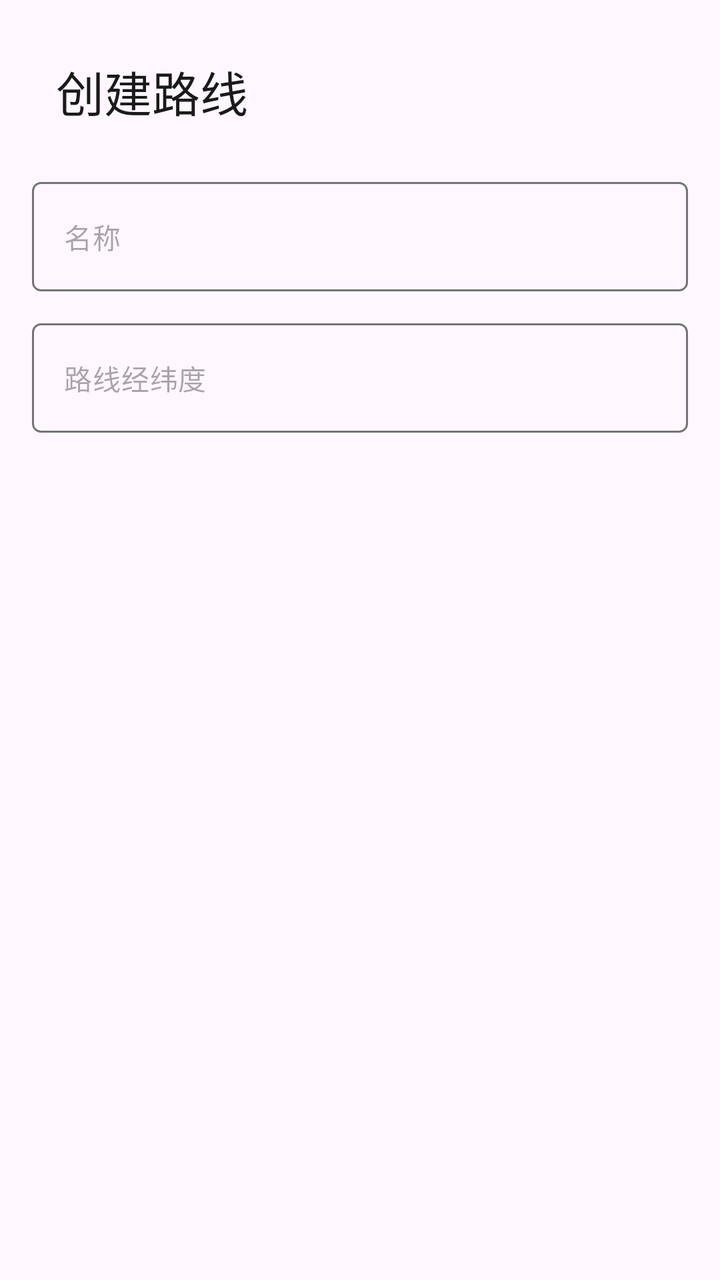
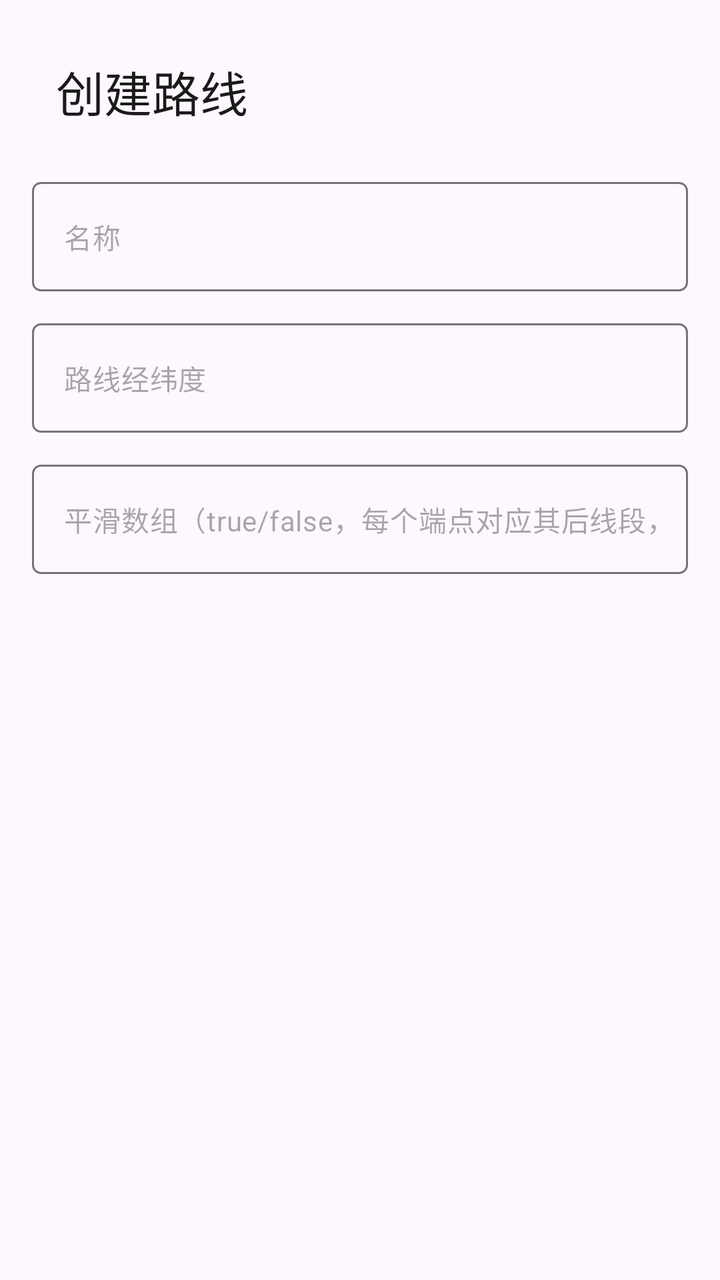

The first picture is an Android layout as it rendered before a commit; the second is the same layout after the commit. The layout source and the unified diff follow.
<!-- AndroidManifest.xml: application theme AppTheme -->
<!-- res/layout/dialog_add_route.xml -->
<?xml version="1.0" encoding="utf-8"?>
<LinearLayout
    xmlns:android="http://schemas.android.com/apk/res/android"
    xmlns:app="http://schemas.android.com/apk/res-auto"
    android:layout_width="match_parent"
    android:layout_height="wrap_content"
    android:orientation="vertical"
    android:padding="16dp">

        <TextView
            android:layout_width="match_parent"
            android:layout_height="wrap_content"
            android:text="@string/add_route"
            android:textAppearance="?attr/textAppearanceHeadlineSmall"
            android:textColor="?attr/colorOnSurface"
            android:padding="12dp"/>

        <com.google.android.material.textfield.TextInputLayout
            android:layout_width="match_parent"
            android:layout_height="wrap_content"
            android:layout_marginTop="16dp"
            app:boxBackgroundMode="none"
            app:hintEnabled="false"
            >

            <com.google.android.material.textfield.TextInputEditText
                android:id="@+id/etRouteName"
                android:layout_width="match_parent"
                android:layout_height="wrap_content"
                android:imeOptions="actionNext"
                android:inputType="text"
                android:singleLine="true"
                android:textColor="?attr/colorOnSurface"
                android:textAppearance="@style/TextAppearance.Material3.BodyMedium"
                android:hint="@string/name"
                android:background="@drawable/edit_text_box">

                
            </com.google.android.material.textfield.TextInputEditText>
        </com.google.android.material.textfield.TextInputLayout>

        <com.google.android.material.textfield.TextInputLayout
            android:layout_width="match_parent"
            android:layout_height="wrap_content"
            android:layout_marginTop="16dp"
            app:boxBackgroundMode="none"
            app:hintEnabled="false"
            >

            <com.google.android.material.textfield.TextInputEditText
                android:id="@+id/etRouteSet"
                android:layout_width="match_parent"
                android:layout_height="wrap_content"
                android:imeOptions="actionNext"
                android:inputType="text"
                android:singleLine="true"
                android:textColor="?attr/colorOnSurface"
                android:textAppearance="@style/TextAppearance.Material3.BodyMedium"
                android:hint="@string/route_set"
                android:background="@drawable/edit_text_box">
            </com.google.android.material.textfield.TextInputEditText>
        </com.google.android.material.textfield.TextInputLayout>

</LinearLayout>
<!-- resources referenced by this layout -->
<resources>
  <!-- drawable edit_text_box (drawable) -->
  <?xml version="1.0" encoding="utf-8"?>
  <selector xmlns:android="http://schemas.android.com/apk/res/android">
      <item android:state_focused="true">
          <shape android:shape="rectangle">
              <solid android:color="@android:color/transparent" />
              <stroke android:width="2dp" android:color="?attr/colorPrimary" />
              <corners android:radius="4dp" />
          </shape>
      </item>
      <item>
          <shape android:shape="rectangle">
              <solid android:color="@android:color/transparent" />
              <stroke android:width="1dp" android:color="?attr/colorOutline" />
              <corners android:radius="4dp" />
          </shape>
      </item>
  </selector>
  <string name="add_route">创建路线</string>
  <string name="name">名称</string>
  <string name="route_set">路线经纬度</string>
  <style name="AppTheme" parent="Theme.Material3.Light.NoActionBar">
          
          <item name="colorPrimary">#5F5F5F</item>
          <item name="colorOnPrimary">#FFFFFF</item>
          <item name="colorPrimaryContainer">#E0E0E0</item>
          <item name="colorOnPrimaryContainer">#1E1E1E</item>
          <item name="colorSecondary">#494949</item>
          <item name="colorOnSecondary">#FFFFFF</item>
          <item name="colorSecondaryContainer">#E7E7E7</item>
          <item name="colorOnSecondaryContainer">#2A2A2A</item>
          <item name="colorSurface">#FFFFFF</item>
          <item name="colorOnSurface">#1A1A1A</item>
          <item name="colorSurfaceVariant">#F0F0F0</item>
          <item name="colorOnSurfaceVariant">#5F5F5F</item>
          <item name="colorOutline">#747474</item>
  
          
          <item name="portalFabIconTint">#1A1A1A</item>
  
          
          <item name="android:statusBarColor">@android:color/transparent</item>
          <item name="android:windowDrawsSystemBarBackgrounds">true</item>
          <item name="android:windowTranslucentStatus">true</item>
          <item name="windowActionModeOverlay">true</item>
          <item name="windowActionBar">false</item>
          <item name="windowNoTitle">true</item>
  
          
          <item name="searchViewStyle">@style/Portal.SearchViewStyle</item>
          <item name="sliderStyle">@style/Portal.SliderTheme</item>
          <item name="android:popupMenuStyle">@style/PortalPopupMenuStyle</item>
      </style>
  <style name="Portal.SearchViewStyle" parent="Widget.AppCompat.SearchView" />
  <style name="Portal.SliderTheme" parent="Widget.Material3.Slider" />
  <style name="PortalPopupMenuStyle" parent="Widget.Material3.PopupMenu">
          <item name="android:popupAnimationStyle">@style/PortalPopupAnimation</item>
      </style>
  <style name="PortalPopupAnimation">
          <item name="android:windowEnterAnimation">@anim/popup_in_top_end</item>
          <item name="android:windowExitAnimation">@anim/popup_out_top_end</item>
      </style>
</resources>

<!-- the commit's change to res/layout/dialog_add_route.xml (unified diff, before → after) -->
@@ -61,4 +61,26 @@
             </com.google.android.material.textfield.TextInputEditText>
         </com.google.android.material.textfield.TextInputLayout>
 
+        <com.google.android.material.textfield.TextInputLayout
+            android:layout_width="match_parent"
+            android:layout_height="wrap_content"
+            android:layout_marginTop="16dp"
+            app:boxBackgroundMode="none"
+            app:hintEnabled="false"
+            >
+
+            <com.google.android.material.textfield.TextInputEditText
+                android:id="@+id/etRouteSmooth"
+                android:layout_width="match_parent"
+                android:layout_height="wrap_content"
+                android:imeOptions="actionDone"
+                android:inputType="text"
+                android:singleLine="true"
+                android:textColor="?attr/colorOnSurface"
+                android:textAppearance="@style/TextAppearance.Material3.BodyMedium"
+                android:hint="@string/route_smooth_set"
+                android:background="@drawable/edit_text_box">
+            </com.google.android.material.textfield.TextInputEditText>
+        </com.google.android.material.textfield.TextInputLayout>
+
 </LinearLayout>
<!-- resource entries referenced after the edit -->
@@ -21,6 +21,7 @@
   <string name="add_route">创建路线</string>
   <string name="name">名称</string>
   <string name="route_set">路线经纬度</string>
+  <string name="route_smooth_set">平滑数组（true/false，每个端点对应其后线段，最后一个端点无线段）</string>
   <style name="AppTheme" parent="Theme.Material3.Light.NoActionBar">
           
           <item name="colorPrimary">#5F5F5F</item>
